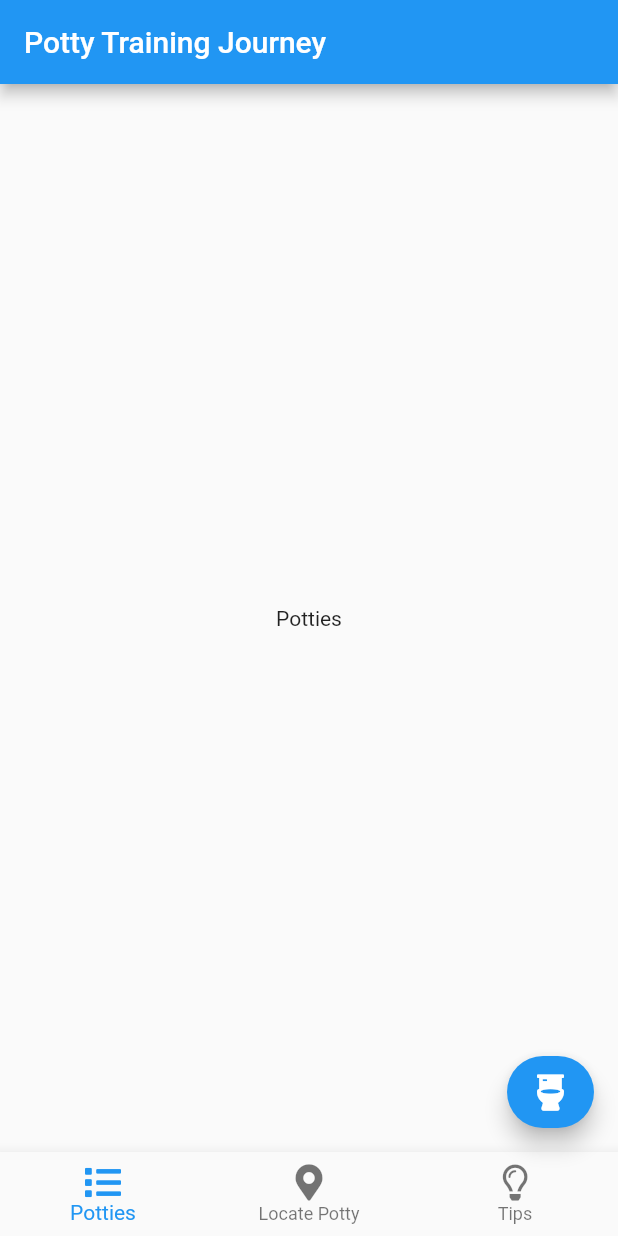
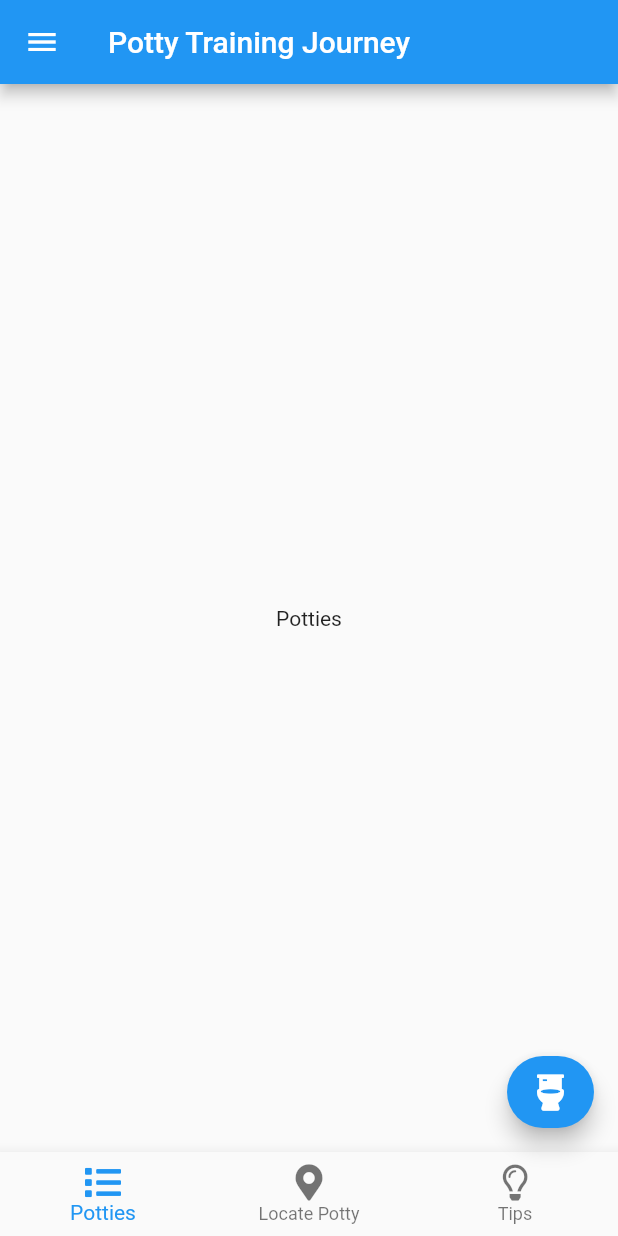
Before and after one commit to patrickcandlin/potty_training_journey, a Flutter app: the screen it shows after launch, on a phone screen of 412 x 824 dp. Run offline on Flutter 3.47's test engine with Material 2 defaults, Android fonts, the phone set to English and light mode, and no system bars; our stand-ins replace font_awesome_flutter.

Commit message:
wireframe done

```diff
--- a/lib/main.dart
+++ b/lib/main.dart
@@ -48,6 +48,26 @@ class _PottyTrainingHomePageState extends State<PottyTrainingHomePage> {
       body: Center(
         child: _widgetOptions.elementAt(_selectedIndex),
       ),
+      drawer: Drawer(
+        child: ListView(
+          padding: EdgeInsets.zero,
+          children: <Widget>[
+            DrawerHeader(child: Text('User Account')),
+            ListTile(
+              title: Text('Account'),
+              onTap: (){
+                Navigator.pop(context);
+              },
+            ),
+            ListTile(
+              title: Text('LogOut/In'),
+              onTap: (){
+                Navigator.pop(context);
+              },
+            ),
+          ],
+        ),
+      ),
       floatingActionButton: FloatingActionButton.extended(
         onPressed: () => print('Record Potty'),
         label: FaIcon(FontAwesomeIcons.toilet),
```
